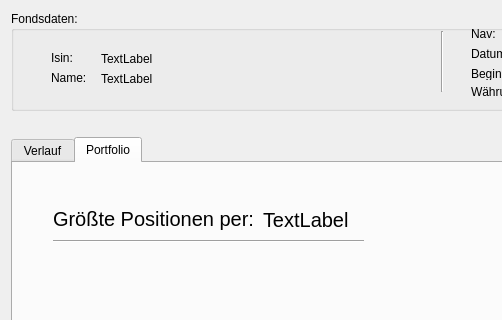
Before: the Qt Designer form WindowKurseHauptfenster.ui in KarolMusialik/Kurse, drawn with Qt 5; both pictures show x 0 to 502 and y 0 to 320 of the 1459 by 703 pixel window.
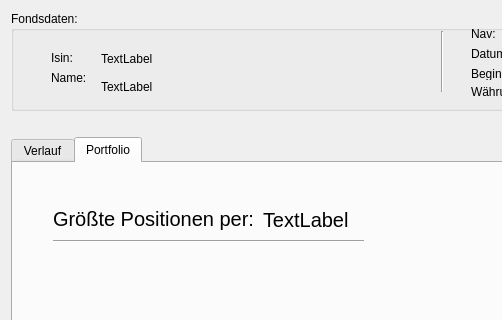
After: the same form once the commit is applied.

```diff
--- a/WindowKurseHauptfenster.ui
+++ b/WindowKurseHauptfenster.ui
@@ -91,12 +91,15 @@
         <x>90</x>
         <y>60</y>
         <width>321</width>
-        <height>16</height>
+        <height>31</height>
        </rect>
       </property>
       <property name="text">
        <string>TextLabel</string>
       </property>
+      <property name="wordWrap">
+       <bool>true</bool>
+      </property>
      </widget>
      <widget class="QLabel" name="label_2">
       <property name="geometry">
```
